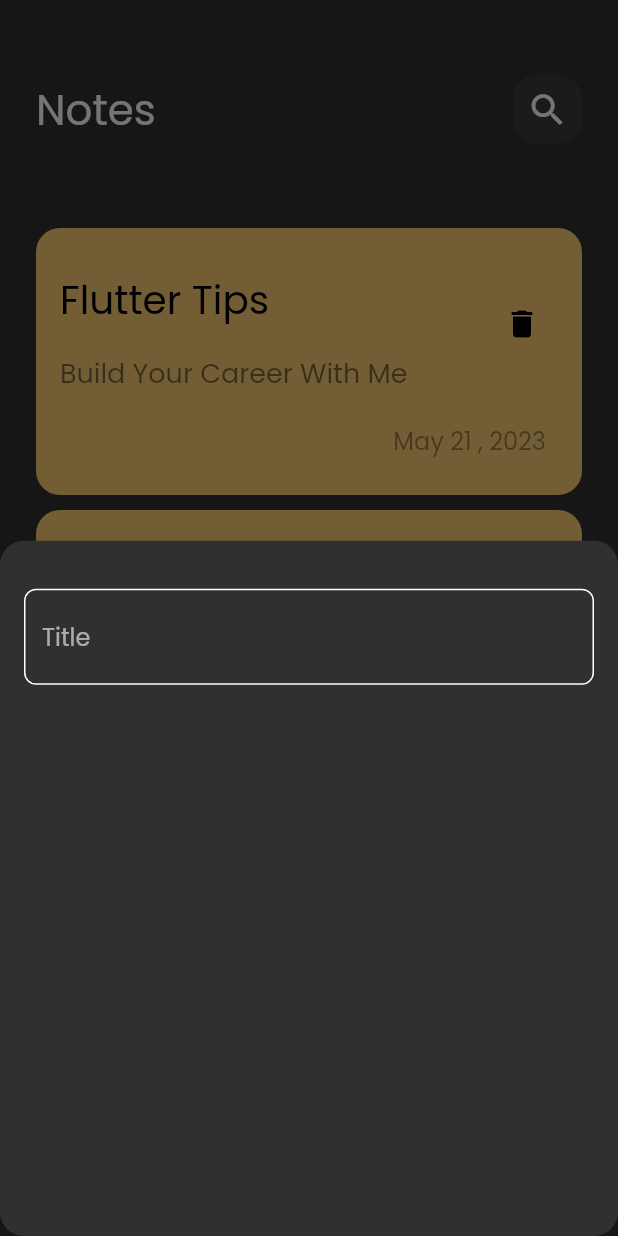
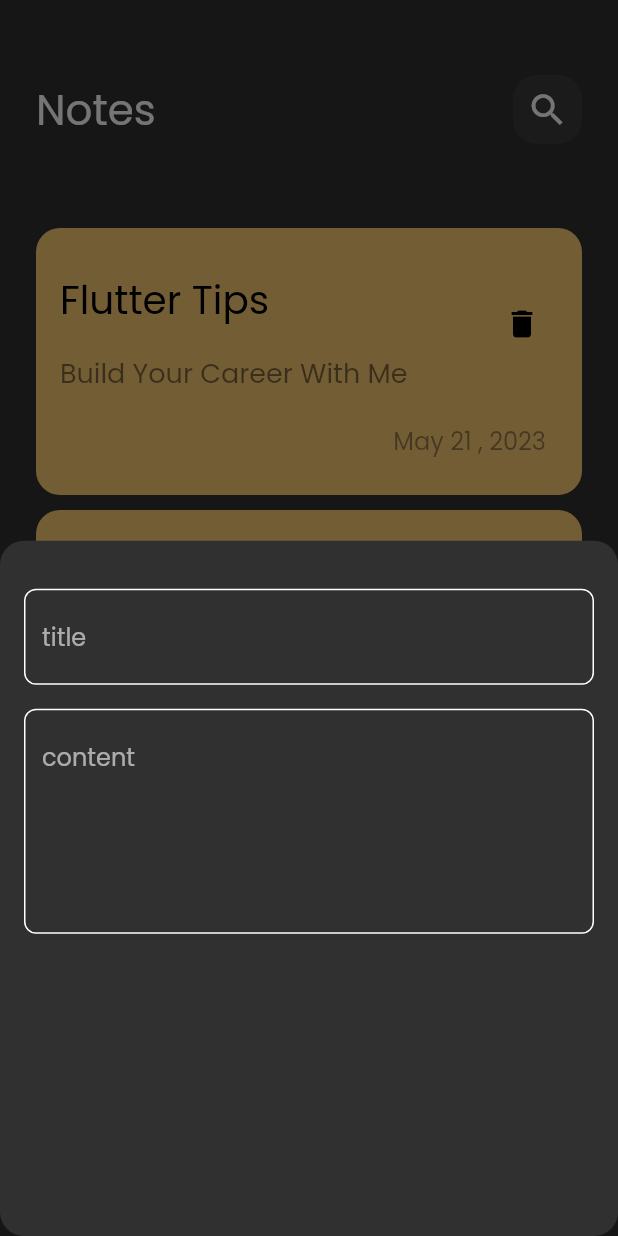
Before and after one commit to karimomar25/notesapp, a Flutter app: the screen it shows after launch, after a tap on the "add" icon, on a phone screen of 412 x 824 dp. Run offline on Flutter 3.47's test engine with Material 2 defaults, Android fonts, the phone set to English and light mode, and no system bars.

Commit message:
add fields to bottom sheet

```diff
--- a/lib/views/notes_view.dart
+++ b/lib/views/notes_view.dart
@@ -15,10 +15,7 @@ class NotesView extends StatelessWidget {
                 RoundedRectangleBorder(borderRadius: BorderRadius.circular(16)),
             context: context,
             builder: (context) {
-              return AddNoteBottomSheet(
-
-
-              );
+              return AddNoteBottomSheet();
             },
           );
         },
--- a/lib/views/widgets/add_note_bottom_sheet.dart
+++ b/lib/views/widgets/add_note_bottom_sheet.dart
@@ -14,7 +14,14 @@ class AddNoteBottomSheet extends StatelessWidget {
             height: 32,
           ),
           CustomTextField(
-            hintText: "Title",
+            hintText: "title",
+          ),
+          SizedBox(
+            height: 16,
+          ),
+          CustomTextField(
+            hintText: "content",
+            maxLines: 5,
           ),
         ],
       ),
--- a/lib/views/widgets/custom_text_field.dart
+++ b/lib/views/widgets/custom_text_field.dart
@@ -2,12 +2,14 @@ import 'package:flutter/material.dart';
 import 'package:notesapp/constants.dart';
 
 class CustomTextField extends StatelessWidget {
-  const CustomTextField({super.key, required this.hintText});
+  const CustomTextField({super.key, required this.hintText,  this.maxLines=1});
   final String hintText;
+  final int maxLines;
   @override
   Widget build(BuildContext context) {
     return TextField(
         cursorColor: kPrimaryColor,
+        maxLines: maxLines,
         decoration: InputDecoration(
             hintText: hintText,
             border: buildBorder(),
```
